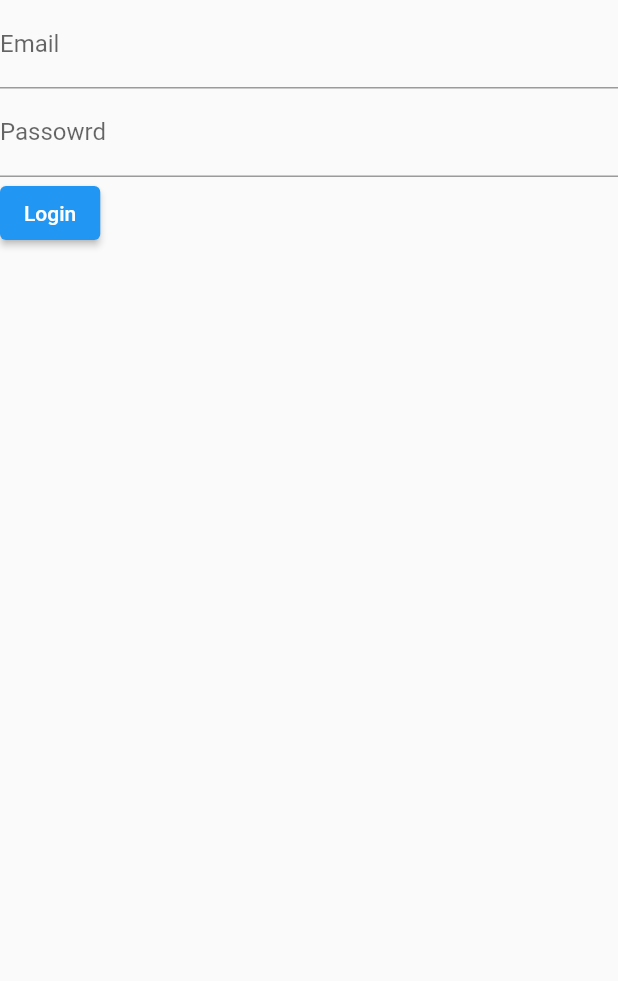
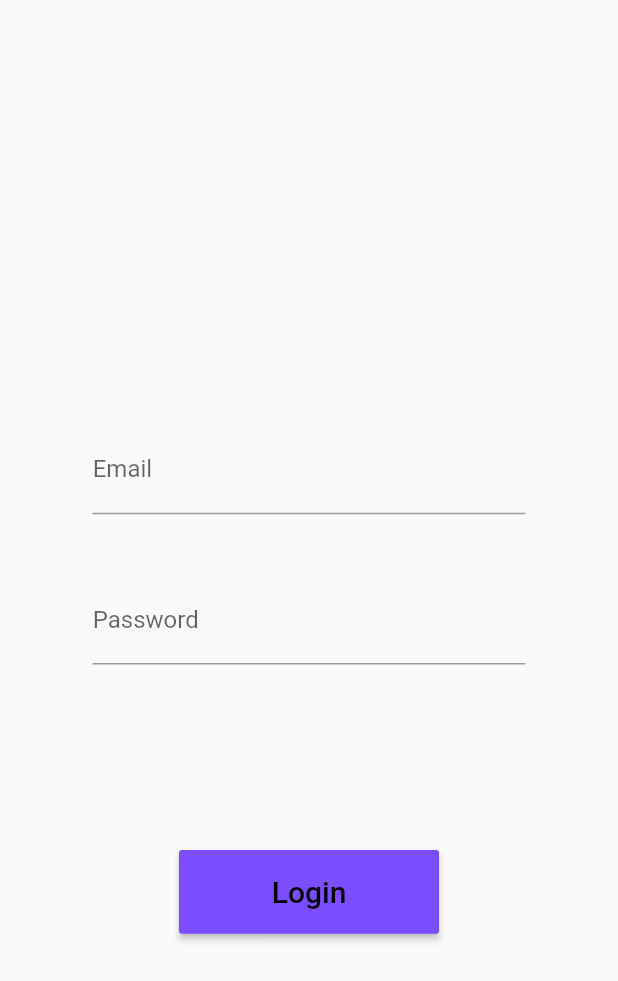
Before and after one commit to ruwanidealwis/uottahack2021, a Flutter app: the SignIn screen opened directly, on a phone screen of 412 x 824 dp. Shown: the top 981 px of the screen. Run offline on Flutter 3.47's test engine with Material 2 defaults, Android fonts, the phone set to English and light mode, and no system bars; our stand-ins replace cloud_firestore, firebase_auth, firebase_core; accounts and stored records are empty; network calls fail.

Commit message:
styled sign in rough

```diff
--- a/uottahack/lib/screens/authentication/signIn.dart
+++ b/uottahack/lib/screens/authentication/signIn.dart
@@ -27,11 +27,23 @@ class _SignInFormState extends State<SignInForm> {
 
   @override
   Widget build(BuildContext context) {
-    return Form(
+    return Container(
+      //width: MediaQuery.of(context).size.width * 0.8,
+      padding: EdgeInsets.symmetric(
+        vertical: MediaQuery.of(context).size.width * 0.07,
+        horizontal: MediaQuery.of(context).size.width * 0.15,
+      ),
+      child: Form(
         key: _formKey,
         child: Column(
+          mainAxisAlignment: MainAxisAlignment.center,
           crossAxisAlignment: CrossAxisAlignment.start,
           children: <Widget>[
+            Column(
+              children: [
+                Container(
+                  height: MediaQuery.of(context).size.height * 0.1,
+                ),
                 TextFormField(
                   controller: emailController,
                   decoration: const InputDecoration(
@@ -44,19 +56,34 @@ class _SignInFormState extends State<SignInForm> {
                     return null;
                   },
                 ),
+                Container(
+                  height: MediaQuery.of(context).size.height * 0.05,
+                ),
                 TextFormField(
                   controller: passwordController,
                   obscureText: true,
                   decoration: const InputDecoration(
-                  labelText: 'Passowrd', hintText: "Passwords must be X "),
+                      labelText: 'Password',
+                      hintText: "Please enter your password"),
                   validator: (value) {
                     if (value.isEmpty) {
                       return 'Please enter a vaild password';
                     }
                     return null;
                   },
+                )
+              ],
             ),
-            ElevatedButton(
+            Container(
+              height: MediaQuery.of(context).size.height * 0.15,
+            ),
+            Center(
+              child: RaisedButton(
+                color: Colors.deepPurpleAccent,
+                padding: EdgeInsets.symmetric(
+                  vertical: MediaQuery.of(context).size.height * 0.02,
+                  horizontal: MediaQuery.of(context).size.width * 0.15,
+                ),
                 onPressed: () async {
                   if (_formKey.currentState.validate()) {
                     print(emailController.text);
@@ -70,8 +97,17 @@ class _SignInFormState extends State<SignInForm> {
                     // Process data.
                   } else {}
                 },
-                child: Text("Login"))
+                child: Text("Login",
+                  style: TextStyle(
+                    color: Colors.black,
+                    fontSize: 20.0,
+                  ),
+                ),
+              ),
+            ),
           ],
-        ));
+        ),
+    ),
+    );
   }
 }
```
Lines whose indentation alone changed are shown as unchanged.
